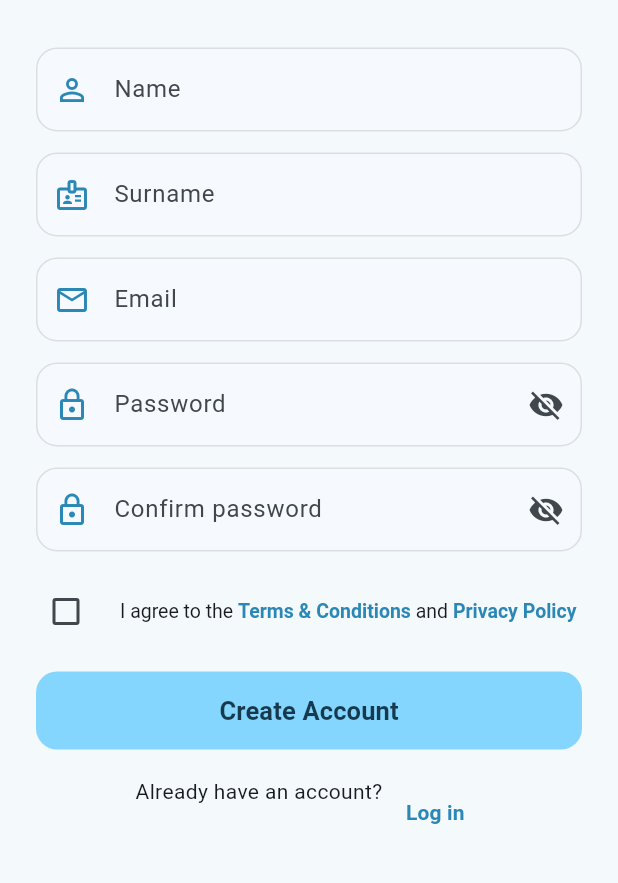
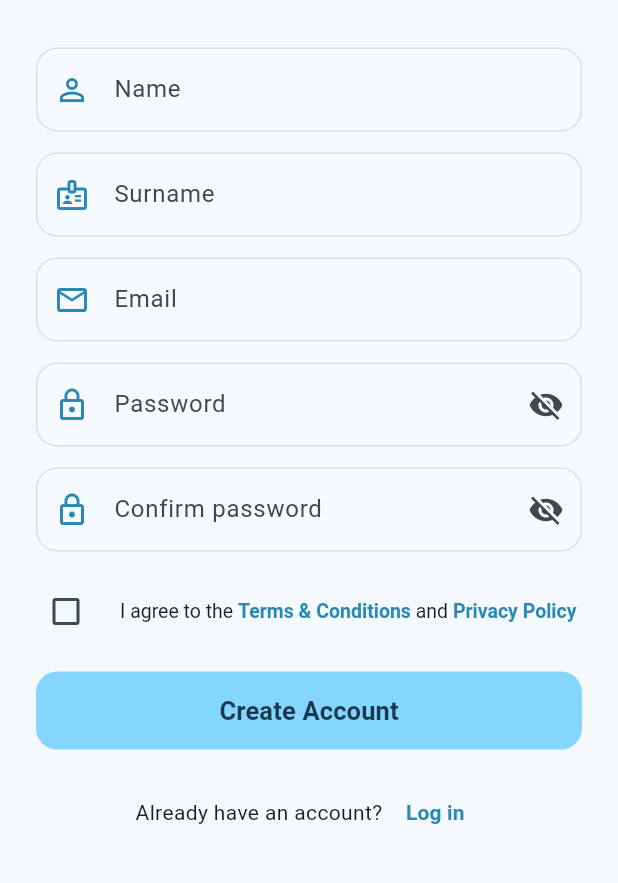
Before and after one commit to tasikokupatadze/OpportuNet, a Flutter app: the screen it shows after launch, after a tap on "Sign up", on a phone screen of 412 x 824 dp, the part 68-951 px from its top. Run offline on Flutter 3.47's test engine with Material 3 defaults, Android fonts, the phone set to English and light mode, and no system bars; our stand-ins replace cloud_firestore, firebase_auth, firebase_core, firebase_messaging, firebase_storage, flutter_markdown and 4 more; accounts and stored records are empty.

Commit message:
Vertically center the sign up / log in links with their prompt text
Co-Authored-By: Claude Opus 5.5 <noreply@anthropic.com>
Claude-Session: https://claude.ai/code/session_011hnzJUq1TnGwEMme1HwpMP

```diff
--- a/lib/login.dart
+++ b/lib/login.dart
@@ -581,6 +581,7 @@ class _LoginScreenState extends State<LoginScreen> {
                   Center(
                     child: Wrap(
                       alignment: WrapAlignment.center,
+                      crossAxisAlignment: WrapCrossAlignment.center,
                       children: [
                         const Text("Don't have an account? "),
                         TextButton(
--- a/lib/signup.dart
+++ b/lib/signup.dart
@@ -442,6 +442,7 @@ class _SignUpScreenState extends State<SignUpScreen> {
                   Center(
                     child: Wrap(
                       alignment: WrapAlignment.center,
+                      crossAxisAlignment: WrapCrossAlignment.center,
                       children: [
                         const Text("Already have an account? "),
                         TextButton(
```
